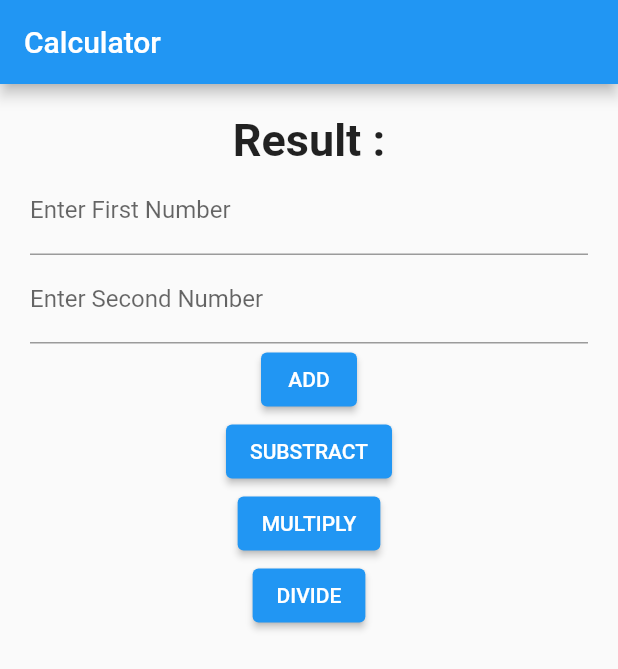
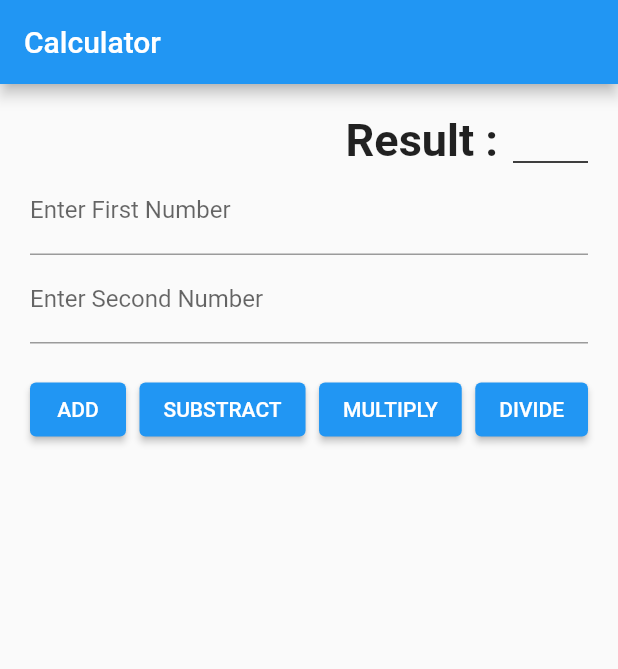
Before and after one commit to Rafizzzy/flutter-Fahmi-Fikri-Asyrafi-fundamental, a Flutter app: the screen it shows after launch, on a phone screen of 412 x 824 dp. Shown: the top 669 px of the screen. Run offline on Flutter 3.47's test engine with Material 2 defaults, Android fonts, the light colour scheme and no system bars.

Commit message:
Button Layout

```diff
--- a/lib/main.dart
+++ b/lib/main.dart
@@ -48,9 +48,29 @@ class _MyHomePageState extends State<MyHomePage> {
         padding: const EdgeInsets.all(20.0),
         child: Column(
           children: [
+            Row(
+              mainAxisAlignment: MainAxisAlignment.end,
+              children: [
                 Text(
                   "Result :",
-              style: TextStyle(fontSize: 30, fontWeight: FontWeight.bold,),
+                  style: TextStyle(
+                    fontSize: 30,
+                    fontWeight: FontWeight.bold,
+                  ),
+                ),
+                SizedBox(
+                  width: 10,
+                ),
+                Container(
+                  width: 50,
+                  height: 30,
+                  decoration: BoxDecoration(
+                      border: Border(bottom: BorderSide(color: Colors.black))),
+                )
+              ],
+            ),
+            SizedBox(
+              width: 20,
             ),
             TextField(
               decoration: InputDecoration(
@@ -62,9 +82,13 @@ class _MyHomePageState extends State<MyHomePage> {
                 label: Text("Enter Second Number"),
               ),
             ),
-
+            SizedBox(
+              height: 20,
+            ),
+            Row(
+              mainAxisAlignment: MainAxisAlignment.spaceBetween,
+              children: [
                 ElevatedButton(
-
                   child: Text('ADD'),
                   style: ElevatedButton.styleFrom(
                     primary: Colors.blue,
@@ -94,6 +118,8 @@ class _MyHomePageState extends State<MyHomePage> {
                 ),
               ],
             ),
+          ],
+        ),
       ),
       //   floatingActionButton: FloatingActionButton(
       //     onPressed: _incrementCounter,
```
Lines whose indentation alone changed are shown as unchanged.
